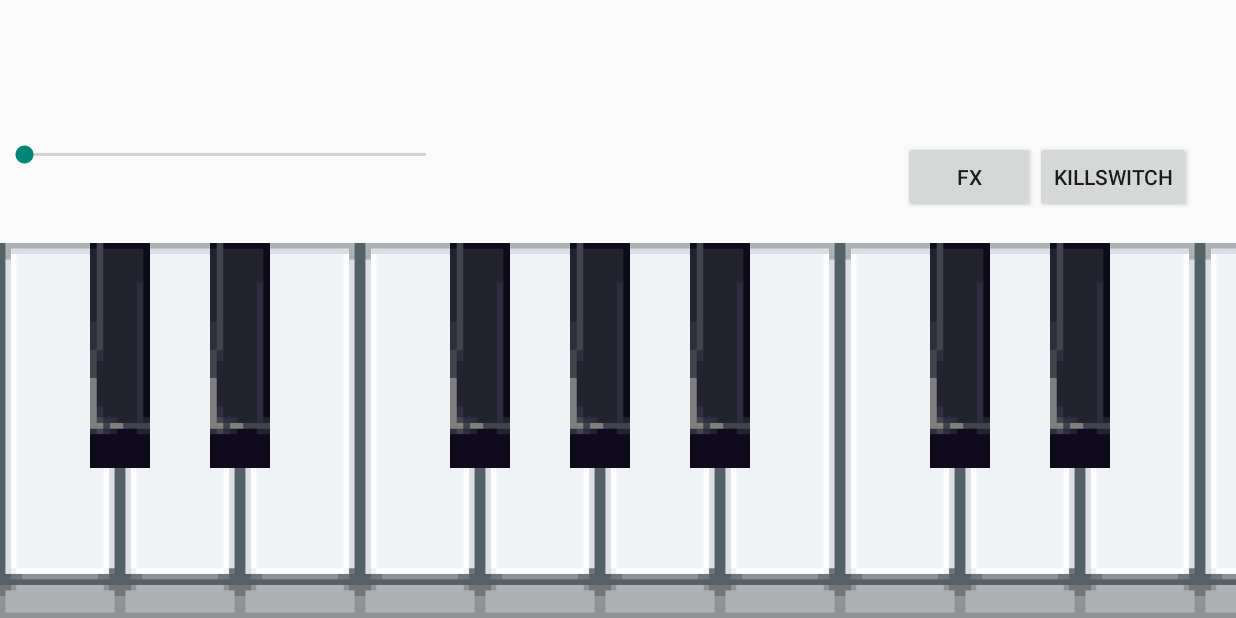
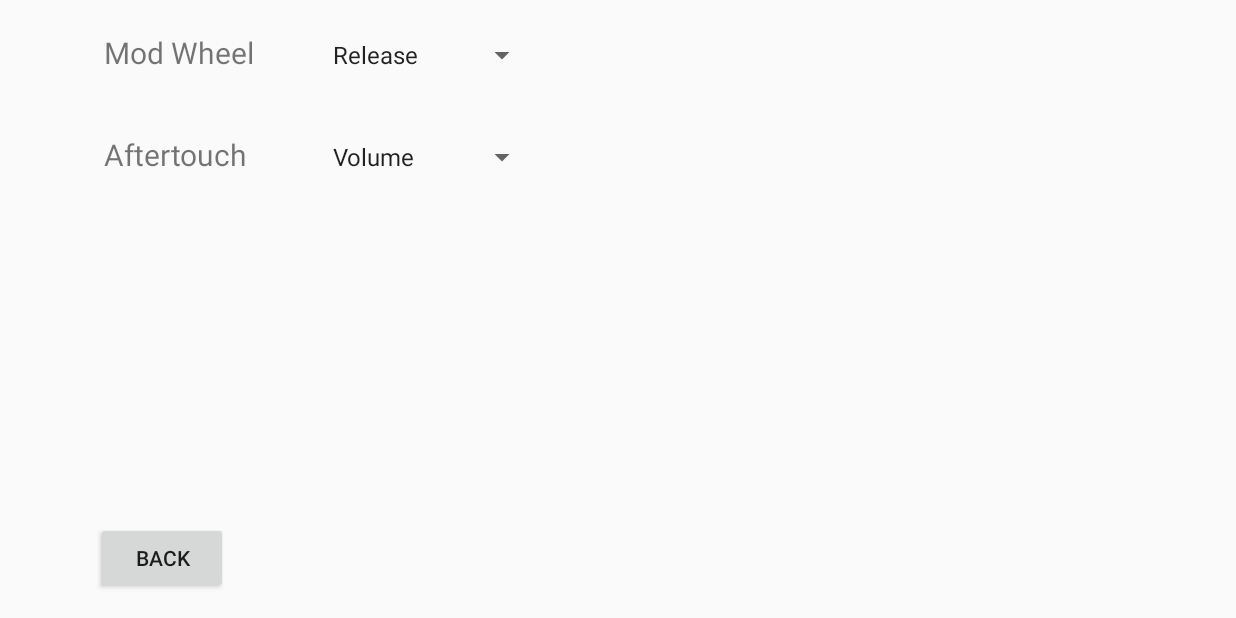
Before and after one commit to Jorendb9/piano-app, an Android app: the screen it shows after launch (MainActivity before the commit, FXActivity after it), on a phone screen of 824 x 412 dp (held sideways). Run offline under Robolectric (Android 15) with nearby library versions, the phone set to English and light mode, and no system bars.

Commit message:
Implemented FX Settings screen and selectable aftertouch

```diff
--- a/app/src/main/AndroidManifest.xml
+++ b/app/src/main/AndroidManifest.xml
@@ -21,6 +21,11 @@
             android:name=".FXActivity"
             android:label="@string/title_activity_fx"
             android:screenOrientation="landscape">
+            <intent-filter>
+                <action android:name="android.intent.action.MAIN" />
+
+                <category android:name="android.intent.category.LAUNCHER" />
+            </intent-filter>
         </activity>
     </application>
 
--- a/app/src/main/java/nl/mprog/pianoapp/LockableScrollView.java
+++ b/app/src/main/java/nl/mprog/pianoapp/LockableScrollView.java
@@ -10,7 +10,6 @@ public class LockableScrollView extends HorizontalScrollView {
 
     public LockableScrollView(Context context, AttributeSet attrs, int defStyle) {
         super(context, attrs, defStyle);
-        // TODO Auto-generated constructor stub
     }
     public LockableScrollView(Context context, AttributeSet attrs)
     {
--- a/app/src/main/res/layout/activity_fx.xml
+++ b/app/src/main/res/layout/activity_fx.xml
@@ -7,14 +7,65 @@
     tools:context="nl.mprog.pianoapp.FXActivity">
 
 
-    <ToggleButton
+    <LinearLayout
+        android:layout_width="300dp"
+        android:padding="5dp"
+        android:layout_height="wrap_content"
+        android:id="@+id/LinearLayout"
+        >
+
+        <TextView
+            android:layout_width="0dp"
+            android:layout_height="wrap_content"
+            android:text="Mod Wheel"
+            android:id="@+id/textView"
+            android:textSize="20sp"
+            android:layout_weight="1"/>
+
+        <Spinner
+            android:layout_width="0dp"
+            android:layout_height="wrap_content"
+            android:id="@+id/spinnerMod"
+            android:entries="@array/modWheel"
+            android:layout_weight="1"/>
+
+    </LinearLayout>
+
+    <LinearLayout
+        android:layout_width="300dp"
+        android:layout_height="wrap_content"
+        android:layout_below="@id/LinearLayout"
+        android:layout_marginTop="30dp"
+        android:padding="5dp"
+        android:id="@+id/linearLayout">
+        <TextView
+            android:layout_width="0dp"
+            android:layout_height="wrap_content"
+            android:text="Aftertouch"
+            android:id="@+id/textView2"
+            android:textSize="20sp"
+            android:layout_weight="1"/>
+
+
+        <Spinner
+            android:layout_width="0dp"
+            android:layout_height="wrap_content"
+            android:id="@+id/spinnerAft"
+            android:entries="@array/afterTouch"
+            android:layout_weight="1"
+            />
+
+    </LinearLayout>
+
+    <Button
         android:layout_width="wrap_content"
         android:layout_height="wrap_content"
-        android:text="Reverb"
-        android:id="@+id/ReverbToggle"
-        android:onClick="onToggleClicked"
-        android:textOn="Reverb On"
-        android:textOff="Reverb Off"
-        android:layout_marginRight="20dp"
-        android:layout_alignParentTop="true" />
+        android:text="Back"
+        android:id="@+id/button3"
+        android:onClick="onBack"
+        android:layout_alignParentBottom="true"
+        android:layout_alignParentLeft="true"
+        android:layout_alignParentStart="true" />
+
+
 </RelativeLayout>
--- /dev/null
+++ b/app/src/main/res/values/arrays.xml
@@ -0,0 +1,16 @@
+<?xml version="1.0" encoding="utf-8"?>
+<resources>
+
+
+    <string-array name="modWheel">
+        <item>Release</item>
+        <item>Attack</item>
+        <item>Volume</item>
+        <item>Pitch</item>
+    </string-array>
+
+    <string-array name="afterTouch">
+        <item>Volume</item>
+        <item>Pitch</item>
+    </string-array>
+</resources>
```
Also changed, not shown: app/src/main/java/nl/mprog/pianoapp/FXActivity.java (+27 -8 lines), app/src/main/java/nl/mprog/pianoapp/MainActivity.java (+23 -10 lines).
